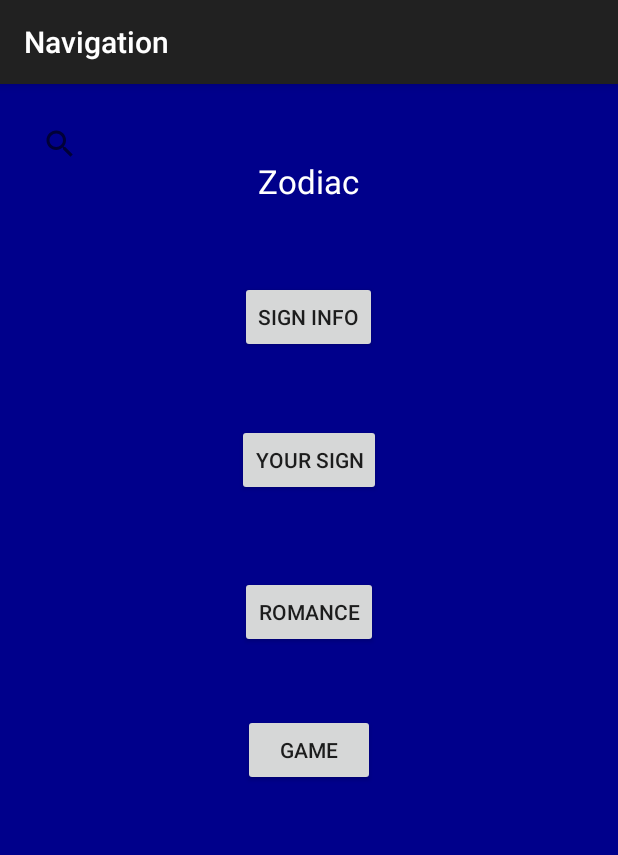
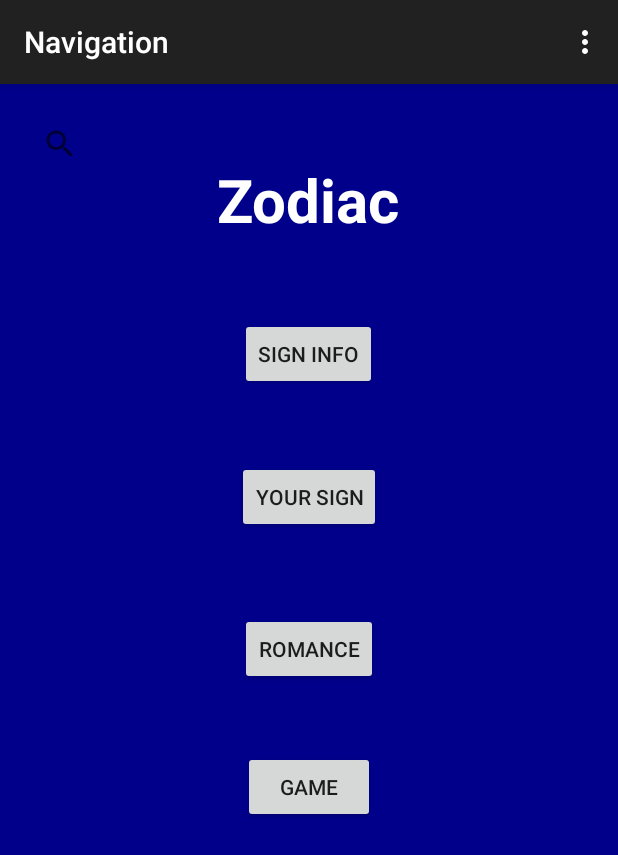
Before and after one commit to fattyduck/Learn, an Android app: the screen it shows after launch (Navigation), on a phone screen of 412 x 824 dp. Shown: the top 855 px of the screen. Run offline under Robolectric (Android 15) with nearby library versions, the phone set to English and light mode, and no system bars.

```diff
--- a/Horoscope/app/src/main/java/fattyduck/horoscope/Navigation.java
+++ b/Horoscope/app/src/main/java/fattyduck/horoscope/Navigation.java
@@ -43,4 +43,26 @@ public class Navigation extends ActionBarActivity {
         startActivity(i);
     }
 
+    @Override
+    public boolean onCreateOptionsMenu(Menu menu) {
+        // Inflate the menu; this adds items to the action bar if it is present.
+        getMenuInflater().inflate(R.menu.menu_display_sign, menu);
+        return true;
+    }
+
+    @Override
+    public boolean onOptionsItemSelected(MenuItem item) {
+        // Handle action bar item clicks here. The action bar will
+        // automatically handle clicks on the Home/Up button, so long
+        // as you specify a parent activity in AndroidManifest.xml.
+        int id = item.getItemId();
+
+        //noinspection SimplifiableIfStatement
+        if (id == R.id.action_settings) {
+            return true;
+        }
+
+        return super.onOptionsItemSelected(item);
+    }
+
 }
--- a/Horoscope/app/src/main/res/layout/activity_navigation.xml
+++ b/Horoscope/app/src/main/res/layout/activity_navigation.xml
@@ -10,6 +10,7 @@
     <TextView
         android:layout_width="wrap_content"
         android:layout_height="wrap_content"
+        android:textSize="40dp"
         android:textAppearance="?android:attr/textAppearanceLarge"
         android:text="@string/zodiac"
         android:id="@+id/navtitle"
--- a/Horoscope/app/src/main/res/values/strings.xml
+++ b/Horoscope/app/src/main/res/values/strings.xml
@@ -12,5 +12,5 @@
     <string name="userbutton">Your Sign</string>
     <string name="romanbutton">Romance</string>
     <string name="gamebutton">Game</string>
-    <string name="zodiac">Zodiac</string>
+    <string name="zodiac"><b>Zodiac</b></string>
 </resources>
```
